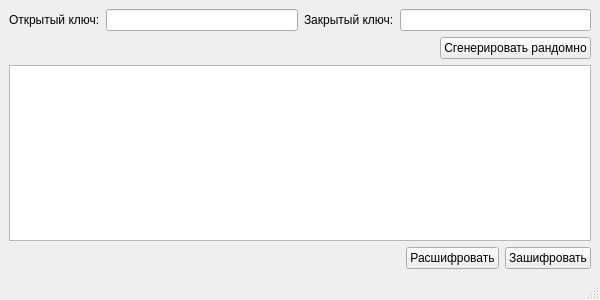
Old version of the form RSA_UI.ui in the repository RoldexX/RSA_encripting.
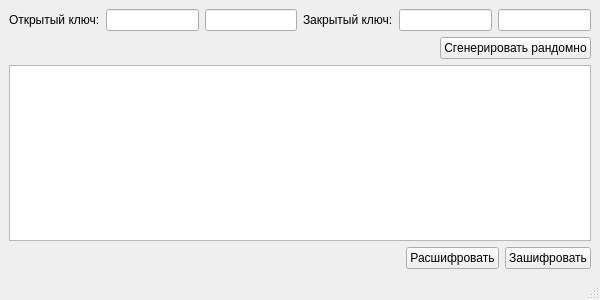
New version of the form.

Commit message: Fixed bug in key input lines

The edit to the form file:
```diff
--- a/RSA_UI.ui
+++ b/RSA_UI.ui
@@ -10,6 +10,12 @@
     <height>300</height>
    </rect>
   </property>
+  <property name="minimumSize">
+   <size>
+    <width>450</width>
+    <height>0</height>
+   </size>
+  </property>
   <property name="windowTitle">
    <string>RSA_Encryption</string>
   </property>
@@ -25,7 +31,14 @@
        </widget>
       </item>
       <item>
-       <widget class="QLineEdit" name="lineEdit_OpenKey"/>
+       <widget class="QLineEdit" name="lineEdit_OpenKey_d">
+        <property name="styleSheet">
+         <string notr="true">text-align: center;</string>
+        </property>
+       </widget>
+      </item>
+      <item>
+       <widget class="QLineEdit" name="lineEdit_OpenKey_n"/>
       </item>
       <item>
        <widget class="QLabel" name="label_2">
@@ -35,7 +48,10 @@
        </widget>
       </item>
       <item>
-       <widget class="QLineEdit" name="lineEdit_CloseKey"/>
+       <widget class="QLineEdit" name="lineEdit_CloseKey_e"/>
+      </item>
+      <item>
+       <widget class="QLineEdit" name="lineEdit_CloseKey_n"/>
       </item>
      </layout>
     </item>
```
The commit also changes 1 other file.
